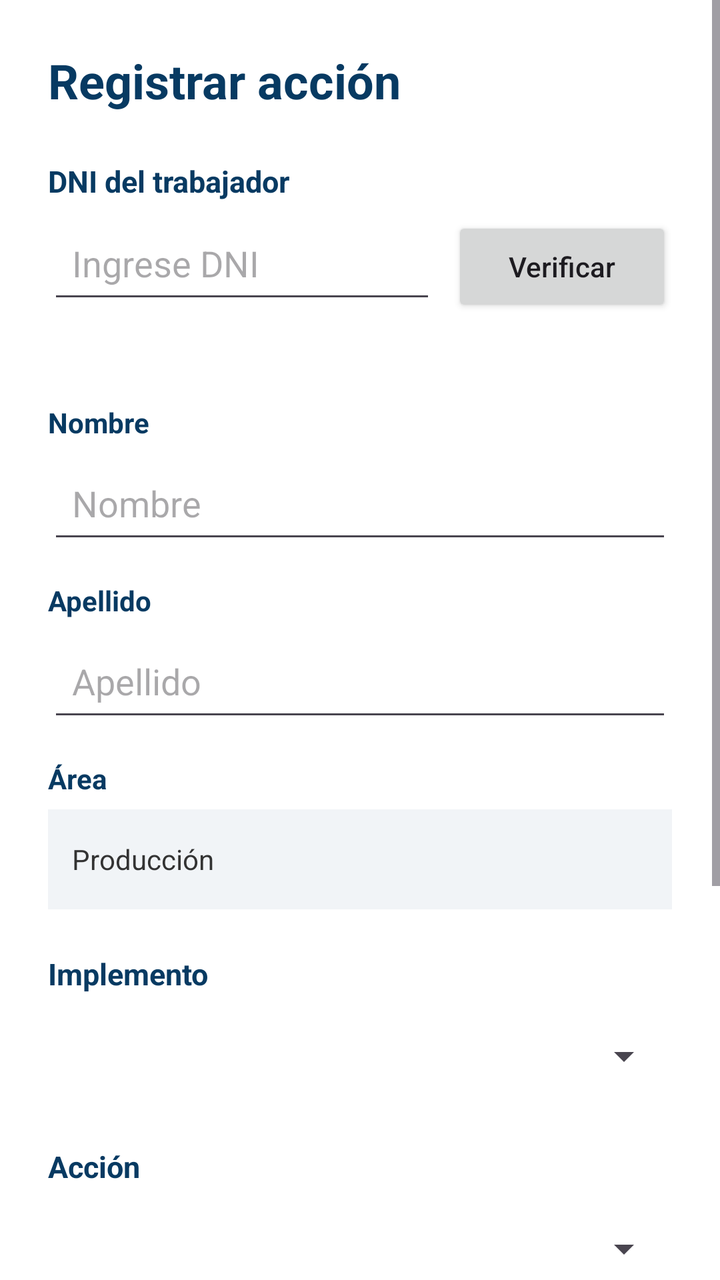
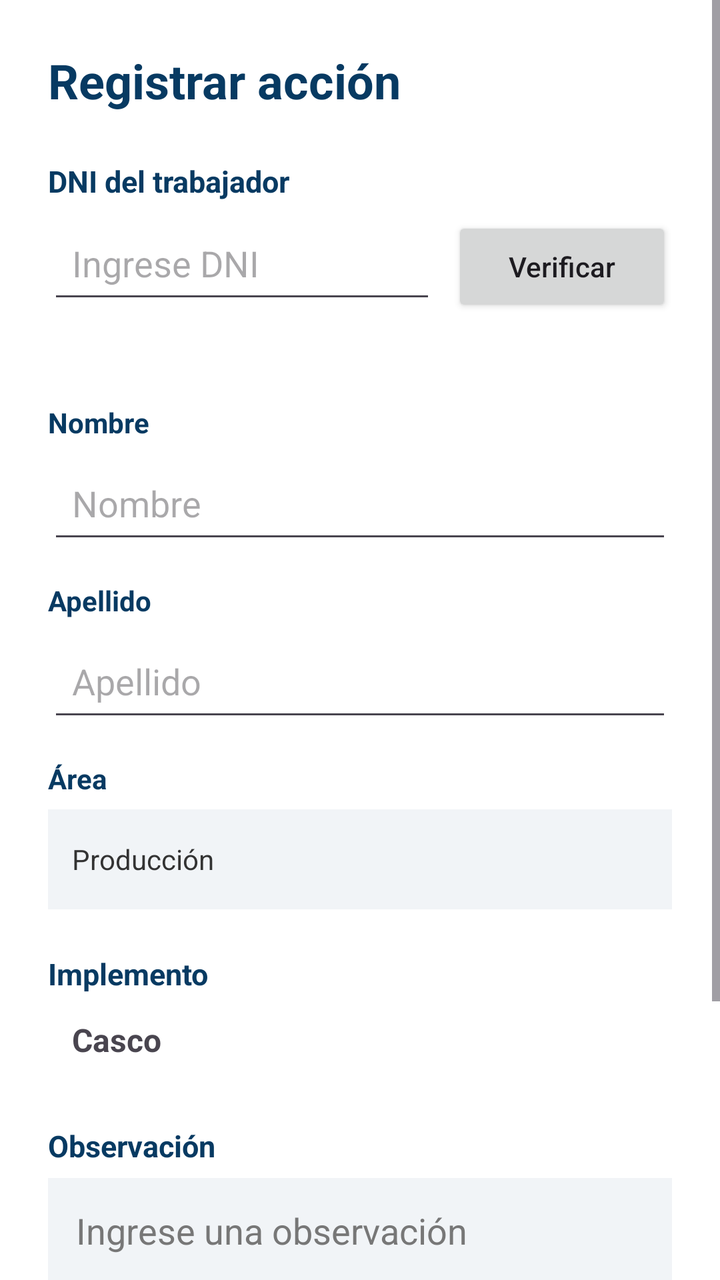

The first picture is an Android layout as it rendered before a commit; the second is the same layout after the commit. The layout source and the unified diff follow.
<!-- AndroidManifest.xml: application theme Theme.SafeVisionAI -->
<!-- res/layout/activity_registrar_accion.xml -->
<?xml version="1.0" encoding="utf-8"?>
<ScrollView
    xmlns:android="http://schemas.android.com/apk/res/android"
    android:layout_width="match_parent"
    android:layout_height="match_parent"
    android:background="#FFFFFF"
    android:fillViewport="true">

    <LinearLayout
        android:layout_width="match_parent"
        android:layout_height="wrap_content"
        android:orientation="vertical"
        android:padding="24dp">

        

        <TextView
            android:layout_width="match_parent"
            android:layout_height="wrap_content"
            android:text="Registrar acción"
            android:textColor="#073A62"
            android:textSize="24sp"
            android:textStyle="bold"
            android:layout_marginBottom="24dp"/>


        

        <TextView
            android:layout_width="match_parent"
            android:layout_height="wrap_content"
            android:text="DNI del trabajador"
            android:textColor="#073A62"
            android:textSize="15sp"
            android:textStyle="bold"/>


        <LinearLayout
            android:layout_width="match_parent"
            android:layout_height="wrap_content"
            android:orientation="horizontal"
            android:layout_marginTop="6dp">

            <EditText
                android:id="@+id/edtDni"
                android:layout_width="0dp"
                android:layout_height="50dp"
                android:layout_weight="1"
                android:hint="Ingrese DNI"
                android:inputType="number"
                android:maxLength="8"
                android:padding="12dp"/>

            <Button
                android:id="@+id/btnVerificarDni"
                android:layout_width="110dp"
                android:layout_height="50dp"
                android:layout_marginStart="8dp"
                android:text="Verificar"
                android:textAllCaps="false"/>

        </LinearLayout>


        

        <TextView
            android:id="@+id/txtEstadoDni"
            android:layout_width="match_parent"
            android:layout_height="wrap_content"
            android:layout_marginTop="8dp"
            android:text=""
            android:textSize="14sp"/>


        

        <TextView
            android:layout_width="match_parent"
            android:layout_height="wrap_content"
            android:layout_marginTop="18dp"
            android:text="Nombre"
            android:textColor="#073A62"
            android:textStyle="bold"/>

        <EditText
            android:id="@+id/edtNombre"
            android:layout_width="match_parent"
            android:layout_height="50dp"
            android:layout_marginTop="6dp"
            android:hint="Nombre"
            android:padding="12dp"/>


        

        <TextView
            android:layout_width="match_parent"
            android:layout_height="wrap_content"
            android:layout_marginTop="14dp"
            android:text="Apellido"
            android:textColor="#073A62"
            android:textStyle="bold"/>

        <EditText
            android:id="@+id/edtApellido"
            android:layout_width="match_parent"
            android:layout_height="50dp"
            android:layout_marginTop="6dp"
            android:hint="Apellido"
            android:padding="12dp"/>


        

        <TextView
            android:layout_width="match_parent"
            android:layout_height="wrap_content"
            android:layout_marginTop="14dp"
            android:text="Área"
            android:textColor="#073A62"
            android:textStyle="bold"/>

        <TextView
            android:id="@+id/txtArea"
            android:layout_width="match_parent"
            android:layout_height="50dp"
            android:layout_marginTop="6dp"
            android:background="#F1F4F7"
            android:gravity="center_vertical"
            android:padding="12dp"
            android:text="Producción"
            android:textColor="#333333"/>


        

        <Button
            android:id="@+id/btnRegistrarTrabajador"
            android:layout_width="match_parent"
            android:layout_height="50dp"
            android:layout_marginTop="14dp"
            android:text="Registrar trabajador"
            android:textAllCaps="false"
            android:visibility="gone"/>


        

        <TextView
            android:layout_width="match_parent"
            android:layout_height="wrap_content"
            android:layout_marginTop="22dp"
            android:text="Implemento"
            android:textColor="#073A62"
            android:textSize="15sp"
            android:textStyle="bold"/>

        <Spinner
            android:id="@+id/spinnerImplemento"
            android:layout_width="match_parent"
            android:layout_height="50dp"
            android:layout_marginTop="6dp"/>


        

        <TextView
            android:layout_width="match_parent"
            android:layout_height="wrap_content"
            android:layout_marginTop="20dp"
            android:text="Acción"
            android:textColor="#073A62"
            android:textSize="15sp"
            android:textStyle="bold"/>

        <Spinner
            android:id="@+id/spinnerAccion"
            android:layout_width="match_parent"
            android:layout_height="50dp"
            android:layout_marginTop="6dp"/>


        

        <TextView
            android:layout_width="match_parent"
            android:layout_height="wrap_content"
            android:layout_marginTop="20dp"
            android:text="Observación"
            android:textColor="#073A62"
            android:textSize="15sp"
            android:textStyle="bold"/>

        <EditText
            android:id="@+id/edtObservacion"
            android:layout_width="match_parent"
            android:layout_height="120dp"
            android:layout_marginTop="6dp"
            android:background="#F1F4F7"
            android:gravity="top"
            android:hint="Ingrese una observación"
            android:padding="14dp"
            android:textColor="#333333"
            android:textColorHint="#777777"/>


        

        <LinearLayout
            android:layout_width="match_parent"
            android:layout_height="wrap_content"
            android:layout_marginTop="30dp"
            android:orientation="horizontal">

            <Button
                android:id="@+id/btnCancelar"
                android:layout_width="0dp"
                android:layout_height="55dp"
                android:layout_weight="1"
                android:text="Cancelar"
                android:textAllCaps="false"/>

            <Space
                android:layout_width="12dp"
                android:layout_height="1dp"/>

            <Button
                android:id="@+id/btnAplicar"
                android:layout_width="0dp"
                android:layout_height="55dp"
                android:layout_weight="1"
                android:text="Aplicar"
                android:textAllCaps="false"/>

        </LinearLayout>

    </LinearLayout>

</ScrollView>
<!-- resources referenced by this layout -->
<resources>
  <style name="Theme.SafeVisionAI" parent="Base.Theme.SafeVisionAI" />
  <style name="Base.Theme.SafeVisionAI" parent="Theme.Material3.DayNight.NoActionBar">
          
          
      </style>
</resources>

<!-- the commit's change to res/layout/activity_registrar_accion.xml (unified diff, before → after) -->
@@ -135,18 +135,6 @@
 
         
 
-        <Button
-            android:id="@+id/btnRegistrarTrabajador"
-            android:layout_width="match_parent"
-            android:layout_height="50dp"
-            android:layout_marginTop="14dp"
-            android:text="Registrar trabajador"
-            android:textAllCaps="false"
-            android:visibility="gone"/>
-
-
-        
-
         <TextView
             android:layout_width="match_parent"
             android:layout_height="wrap_content"
@@ -156,29 +144,14 @@
             android:textSize="15sp"
             android:textStyle="bold"/>
 
-        <Spinner
-            android:id="@+id/spinnerImplemento"
-            android:layout_width="match_parent"
-            android:layout_height="50dp"
-            android:layout_marginTop="6dp"/>
-
-
-        
-
-        <TextView
-            android:layout_width="match_parent"
-            android:layout_height="wrap_content"
-            android:layout_marginTop="20dp"
-            android:text="Acción"
-            android:textColor="#073A62"
-            android:textSize="15sp"
-            android:textStyle="bold"/>
-
-        <Spinner
-            android:id="@+id/spinnerAccion"
-            android:layout_width="match_parent"
-            android:layout_height="50dp"
-            android:layout_marginTop="6dp"/>
+        <TextView
+            android:id="@+id/txtImplemento"
+            android:layout_width="match_parent"
+            android:layout_height="wrap_content"
+            android:text="Casco"
+            android:textSize="16sp"
+            android:textStyle="bold"
+            android:padding="12dp" />
 
 
         
